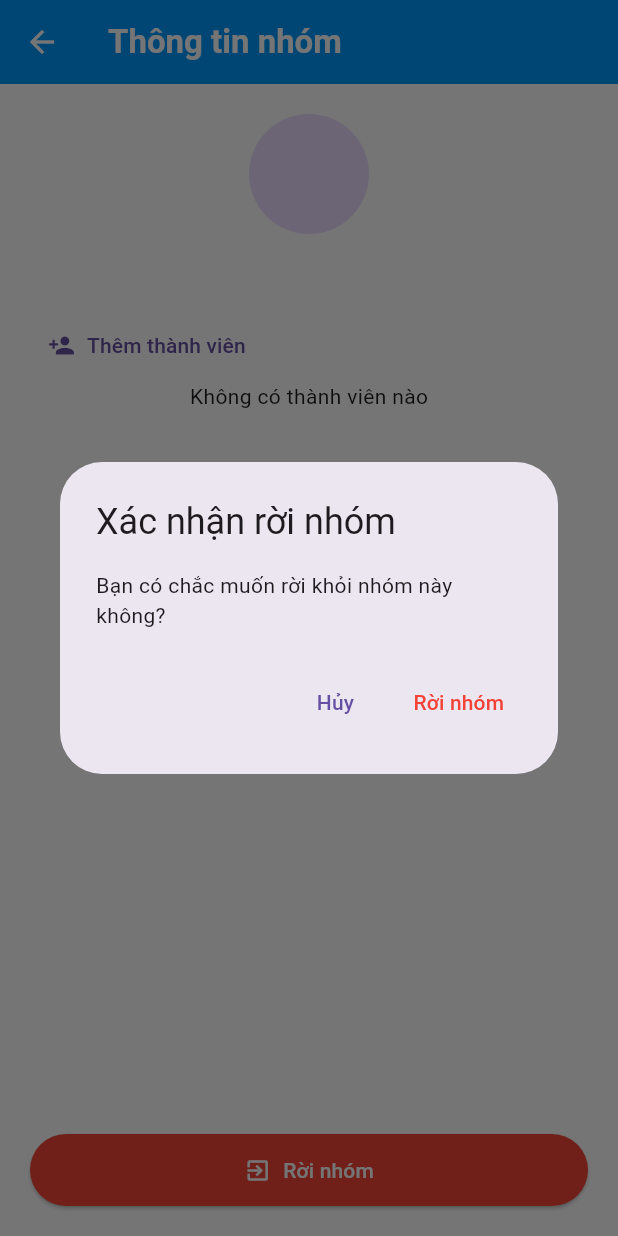
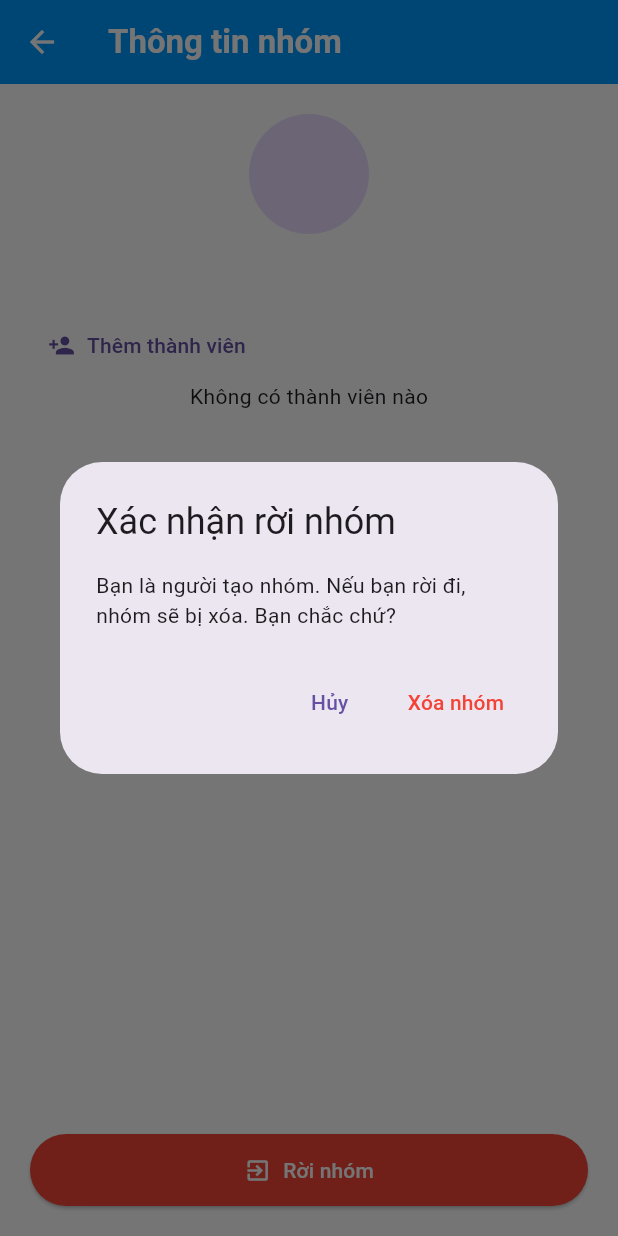
Before and after one commit to IThanhphan/chat-app, a Flutter app: the GroupInfoPage screen opened directly with empty values, after a tap on "Rời nhóm", on a phone screen of 412 x 824 dp. Run offline on Flutter 3.47's test engine with Material 3 defaults, Android fonts, the phone set to English and light mode, and no system bars; our stand-ins replace another_flushbar, cloud_firestore, firebase_auth, firebase_core, firebase_messaging, image_picker and 4 more; accounts and stored records are empty.

Commit message:
delete group

```diff
--- a/lib/pages/group_info_page.dart
+++ b/lib/pages/group_info_page.dart
@@ -73,7 +73,12 @@ class _GroupInfoPageState extends State<GroupInfoPage> {
       builder:
           (context) => AlertDialog(
             title: const Text('Xác nhận rời nhóm'),
-            content: const Text('Bạn có chắc muốn rời khỏi nhóm này không?'),
+            content:
+                widget.groupCreator == currentUser.uid
+                    ? const Text(
+                      'Bạn là người tạo nhóm. Nếu bạn rời đi, nhóm sẽ bị xóa. Bạn chắc chứ?',
+                    )
+                    : const Text('Bạn có chắc muốn rời khỏi nhóm này không?'),
             actions: [
               TextButton(
                 onPressed: () => Navigator.pop(context, false),
@@ -81,20 +86,33 @@ class _GroupInfoPageState extends State<GroupInfoPage> {
               ),
               TextButton(
                 onPressed: () => Navigator.pop(context, true),
-                child: const Text(
-                  'Rời nhóm',
-                  style: TextStyle(color: Colors.red),
+                child: Text(
+                  widget.groupCreator == currentUser.uid
+                      ? 'Xóa nhóm'
+                      : 'Rời nhóm',
+                  style: const TextStyle(color: Colors.red),
                 ),
               ),
             ],
           ),
     );
 
-    if (confirm == true) {
+    if (confirm != true) return;
+
+    if (widget.groupCreator == currentUser.uid) {
+      await _groupChatService.deleteGroup(widget.groupID);
+
+      if (!mounted) return;
+      Navigator.pop(context);
+      Navigator.pop(context);
+
+      ScaffoldMessenger.of(
+        context,
+      ).showSnackBar(const SnackBar(content: Text('Bạn đã xóa nhóm')));
+    } else {
       await _groupChatService.leaveGroup(widget.groupID, currentUser.uid);
 
       if (!mounted) return;
-
       Navigator.pop(context);
       Navigator.pop(context);
 
```
Also changed, not shown: lib/components/custom_avatar.dart (+6 -2 lines), lib/pages/settings_page.dart (+24 -9 lines), lib/services/chat/chat_group_service.dart (+28 -0 lines).
